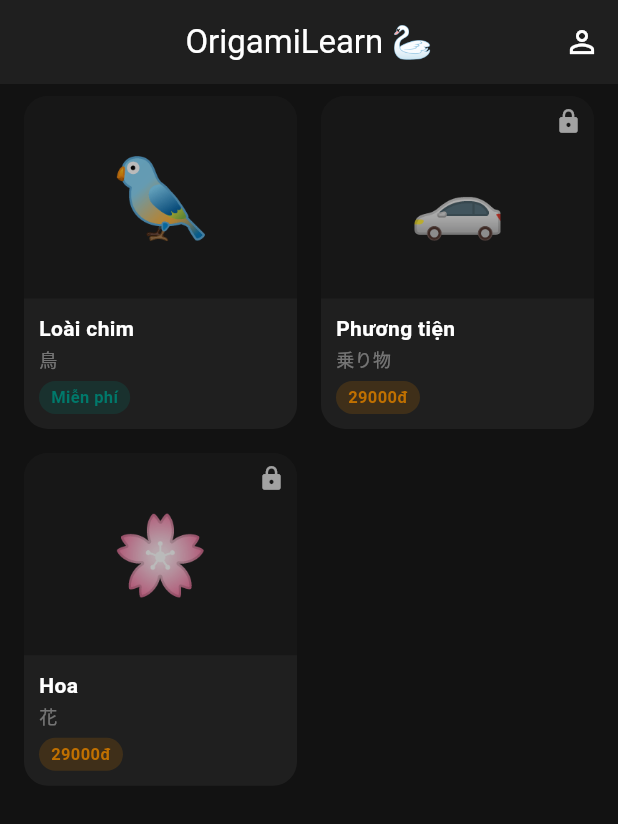
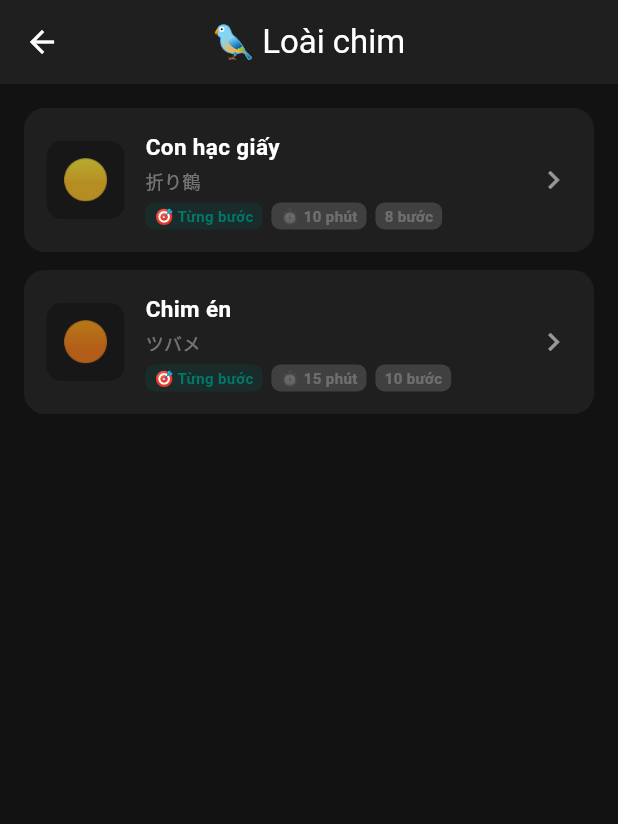
Before and after one commit to MinhDDHE181209/prm393_project, a Flutter app: the HomeScreen screen opened by its route, after a tap on "Loài chim", on a phone screen of 412 x 824 dp. Shown: the top 824 px of the screen. Run offline on Flutter 3.47's test engine with Material 3 defaults, Android fonts, the phone set to English and light mode, and no system bars; our stand-ins replace firebase_auth, firebase_core, go_router, google_sign_in, shared_preferences; accounts and stored records are empty.

Commit message:
update implanmentation

```diff
--- a/PRM393_origami/origami_learn/lib/app/router.dart
+++ b/PRM393_origami/origami_learn/lib/app/router.dart
@@ -3,6 +3,7 @@ import 'package:go_router/go_router.dart';
 import '../screens/screens/s01_onboarding/onboarding_screen.dart';
 import '../screens/auth_screen.dart';
 import '../screens/home_screen.dart';
+import '../screens/collection_detail_screen.dart';
 
 class AppRouter {
   static final router = GoRouter(
@@ -20,6 +21,7 @@ class AppRouter {
         path: '/home',
         builder: (context, state) => const HomeScreen(),
       ),
+
     ],
   );
 }
--- /dev/null
+++ b/PRM393_origami/origami_learn/lib/screens/collection_detail_screen.dart
@@ -0,0 +1,221 @@
+import 'package:flutter/material.dart';
+import '../../app/theme.dart';
+import '../../models/collection_model.dart';
+import '../../models/origami_model.dart';
+import '../../services/origami_service.dart';
+
+class CollectionDetailScreen extends StatefulWidget {
+  final CollectionModel collection;
+  const CollectionDetailScreen({super.key, required this.collection});
+
+  @override
+  State<CollectionDetailScreen> createState() => _CollectionDetailScreenState();
+}
+
+class _CollectionDetailScreenState extends State<CollectionDetailScreen> {
+  final _service = OrigamiService();
+  late Future<List<OrigamiModel>> _modelsFuture;
+
+  @override
+  void initState() {
+    super.initState();
+    _modelsFuture = _service.getModelsInCollection(widget.collection.id);
+  }
+
+  @override
+  Widget build(BuildContext context) {
+    return Scaffold(
+      appBar: AppBar(
+        title: Text('${widget.collection.emoji} ${widget.collection.title}'),
+      ),
+      body: FutureBuilder<List<OrigamiModel>>(
+        future: _modelsFuture,
+        builder: (context, snapshot) {
+          if (snapshot.connectionState == ConnectionState.waiting) {
+            return const Center(
+              child: CircularProgressIndicator(color: AppTheme.amber),
+            );
+          }
+          if (snapshot.hasError) {
+            return Center(
+              child: Text(
+                'Lỗi: ${snapshot.error}',
+                style: const TextStyle(color: Colors.redAccent),
+              ),
+            );
+          }
+          final models = snapshot.data ?? [];
+          if (models.isEmpty) {
+            return const Center(
+              child: Text(
+                'Chưa có mẫu gấp nào.',
+                style: TextStyle(color: Colors.white54),
+              ),
+            );
+          }
+          return ListView.separated(
+            padding: const EdgeInsets.all(16),
+            itemCount: models.length,
+            separatorBuilder: (_, __) => const SizedBox(height: 12),
+            itemBuilder: (context, index) {
+              return _ModelTile(
+                model: models[index],
+                collectionUnlocked: widget.collection.isUnlocked,
+              );
+            },
+          );
+        },
+      ),
+    );
+  }
+}
+
+class _ModelTile extends StatelessWidget {
+  final OrigamiModel model;
+  final bool collectionUnlocked;
+
+  const _ModelTile({
+    required this.model,
+    required this.collectionUnlocked,
+  });
+
+  bool get _isAccessible => model.isFree || collectionUnlocked;
+
+  @override
+  Widget build(BuildContext context) {
+    return GestureDetector(
+      onTap: () {
+        if (!_isAccessible) {
+          // TODO: mở S08 Mock Payment khi đến Phase 6
+          ScaffoldMessenger.of(context).showSnackBar(
+            const SnackBar(
+              content: Text('🔒 Mở khoá bộ sưu tập để gấp mẫu này'),
+              backgroundColor: Colors.black87,
+            ),
+          );
+          return;
+        }
+        // TODO: điều hướng sang S07 Model Detail khi xong
+      },
+      child: Container(
+        padding: const EdgeInsets.all(14),
+        decoration: BoxDecoration(
+          color: AppTheme.surface,
+          borderRadius: BorderRadius.circular(14),
+          border: Border.all(
+            color: _isAccessible ? Colors.transparent : Colors.white12,
+          ),
+        ),
+        child: Row(
+          children: [
+            // ── Emoji độ khó ──
+            Container(
+              width: 52,
+              height: 52,
+              decoration: BoxDecoration(
+                color: Colors.black26,
+                borderRadius: BorderRadius.circular(10),
+              ),
+              child: Center(
+                child: Text(
+                  _difficultyEmoji(model.difficulty),
+                  style: const TextStyle(fontSize: 26),
+                ),
+              ),
+            ),
+            const SizedBox(width: 14),
+            // ── Thông tin ──
+            Expanded(
+              child: Column(
+                crossAxisAlignment: CrossAxisAlignment.start,
+                children: [
+                  Row(
+                    children: [
+                      Expanded(
+                        child: Text(
+                          model.nameVi,
+                          style: TextStyle(
+                            color: _isAccessible ? Colors.white : Colors.white38,
+                            fontWeight: FontWeight.bold,
+                            fontSize: 15,
+                          ),
+                        ),
+                      ),
+                      if (!_isAccessible)
+                        const Icon(Icons.lock, color: Colors.white38, size: 16),
+                    ],
+                  ),
+                  const SizedBox(height: 4),
+                  Text(
+                    model.nameJP,
+                    style: const TextStyle(color: Colors.white38, fontSize: 12),
+                  ),
+                  const SizedBox(height: 6),
+                  Row(
+                    children: [
+                      // Loại gấp
+                      _Tag(
+                        label: model.type == 'step' ? '🎯 Từng bước' : '🧩 Module',
+                        color: model.type == 'step' ? AppTheme.teal : AppTheme.amber,
+                      ),
+                      const SizedBox(width: 6),
+                      // Thời gian
+                      _Tag(
+                        label: '⏱ ${model.estimatedMinutes} phút',
+                        color: Colors.white24,
+                      ),
+                      const SizedBox(width: 6),
+                      // Số bước
+                      _Tag(
+                        label: '${model.stepCount} bước',
+                        color: Colors.white24,
+                      ),
+                    ],
+                  ),
+                ],
+              ),
+            ),
+            const SizedBox(width: 8),
+            // ── Mũi tên ──
+            Icon(
+              Icons.chevron_right,
+              color: _isAccessible ? Colors.white54 : Colors.white12,
+            ),
+          ],
+        ),
+      ),
+    );
+  }
+
+  String _difficultyEmoji(int difficulty) {
+    switch (difficulty) {
+      case 1: return '🟢';
+      case 2: return '🟡';
+      case 3: return '🟠';
+      case 4: return '🔴';
+      case 5: return '⚫';
+      default: return '⬜';
+    }
+  }
+}
+
+class _Tag extends StatelessWidget {
+  final String label;
+  final Color color;
+  const _Tag({required this.label, required this.color});
+
+  @override
+  Widget build(BuildContext context) {
+    return Container(
+      padding: const EdgeInsets.symmetric(horizontal: 6, vertical: 2),
+      decoration: BoxDecoration(
+        color: color.withOpacity(0.15),
+        borderRadius: BorderRadius.circular(6),
+      ),
+      child: Text(
+        label,
+        style: TextStyle(color: color, fontSize: 10, fontWeight: FontWeight.w600),
+      ),
+    );
+  }
+}
--- a/PRM393_origami/origami_learn/lib/screens/home_screen.dart
+++ b/PRM393_origami/origami_learn/lib/screens/home_screen.dart
@@ -5,6 +5,8 @@ import '../../app/theme.dart';
 import '../../models/collection_model.dart';
 import '../../services/origami_service.dart';
 import 'package:flutter/material.dart';
+import 'package:origami_learn/screens/collection_detail_screen.dart';
+
 
 
 class HomeScreen extends StatefulWidget {
@@ -173,14 +175,13 @@ class _CollectionCard extends StatelessWidget {
   @override
   Widget build(BuildContext context) {
     return GestureDetector(
-      onTap: () {
-        // Chỉ bộ sưu tập đầu tiên được mở cho Khách xem thử, các bộ sưu tập khác đòi đăng nhập
-        if (isGuest && collection.id != '1') {
-          onAuthRequired();
-        } else {
-          // TODO: context.go('/collection/${collection.id}') khi S06 xong
-        }
-      },
+     onTap: () {
+  Navigator.of(context).push(
+    MaterialPageRoute(
+      builder: (_) => CollectionDetailScreen(collection: collection),
+    ),
+  );
+},
       child: Container(
         decoration: BoxDecoration(
           color: AppTheme.surface,
```
Also changed, not shown: 1 other file.
